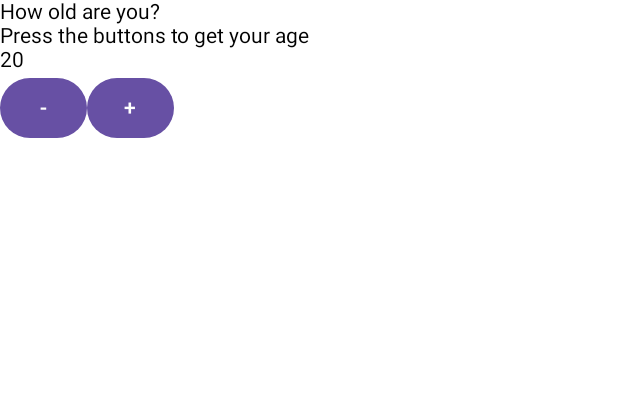
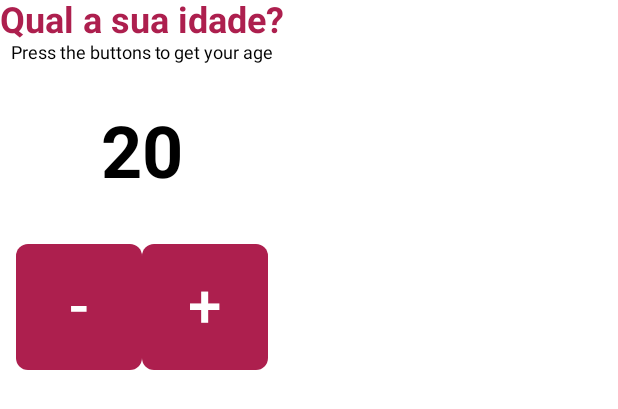
Before and after one commit to GabrielLibano/MyAge, an Android app built with Jetpack Compose: the @Preview function CounterScreen, on a phone screen of 412 x 824 dp. Shown: the top 409 px of the screen. Run offline under Robolectric (Android 15) with nearby library versions, the phone set to English and light mode, and no system bars.

Commit message:
Add: spaces between age

```diff
--- a/app/src/main/java/br/com/gabriellibano/myage/MainActivity.kt
+++ b/app/src/main/java/br/com/gabriellibano/myage/MainActivity.kt
@@ -3,16 +3,27 @@ package br.com.gabriellibano.myage
 import android.os.Bundle
 import androidx.activity.ComponentActivity
 import androidx.activity.compose.setContent
+import androidx.compose.foundation.layout.Arrangement
 import androidx.compose.foundation.layout.Column
 import androidx.compose.foundation.layout.Row
+import androidx.compose.foundation.layout.Spacer
 import androidx.compose.foundation.layout.fillMaxSize
+import androidx.compose.foundation.layout.height
+import androidx.compose.foundation.layout.size
+import androidx.compose.foundation.shape.RoundedCornerShape
 import androidx.compose.material3.Button
+import androidx.compose.material3.ButtonDefaults
 import androidx.compose.material3.MaterialTheme
 import androidx.compose.material3.Surface
 import androidx.compose.material3.Text
 import androidx.compose.runtime.Composable
+import androidx.compose.ui.Alignment
 import androidx.compose.ui.Modifier
+import androidx.compose.ui.graphics.Color
+import androidx.compose.ui.text.font.FontWeight
 import androidx.compose.ui.tooling.preview.Preview
+import androidx.compose.ui.unit.dp
+import androidx.compose.ui.unit.sp
 import br.com.gabriellibano.myage.ui.theme.MyageTheme
 
 class MainActivity : ComponentActivity() {
@@ -32,17 +43,53 @@ class MainActivity : ComponentActivity() {
 @Composable
 @Preview(showSystemUi = true)
 fun CounterScreen() {
-    Column() {
-        Text(text = "How old are you?")
-        Text(text = "Press the buttons to get your age")
-        Text(text = "20")
+    Column(
+        horizontalAlignment = Alignment.CenterHorizontally,
+        verticalArrangement = Arrangement.Center
+    ) {
+        Text(
+            text = "Qual a sua idade?",
+            fontSize = 24.sp,
+            color = Color(0xFFAD1F4E),
+            fontWeight = FontWeight.Bold
+        )
+        Text(
+            text = "Press the buttons to get your age",
+            fontSize = 12.sp
+        )
+
+        Spacer(modifier = Modifier.height(32.dp))
+
+        Text(
+            text = "20",
+            fontSize = 48.sp,
+            fontWeight = FontWeight.Bold
+        )
+
+        Spacer(modifier = Modifier.height(32.dp))
 
         Row() {
-            Button(onClick = {}) {
-                Text(text = "-")
+            Button(onClick = {},
+                modifier = Modifier.size(84.dp),
+                shape = RoundedCornerShape(8.dp),
+                colors = ButtonDefaults.buttonColors(Color(0xFFAD1F4E)),
+                ) {
+
+                Text(
+                    text = "-",
+                    fontSize = 40.sp
+                )
             }
-            Button(onClick = {}) {
-                Text(text = "+")
+            Button(onClick = {},
+                modifier = Modifier.size(84.dp),
+                shape = RoundedCornerShape(8.dp),
+                colors = ButtonDefaults.buttonColors(Color(0xFFAD1F4E)),
+                ) {
+
+                Text(
+                    text = "+",
+                    fontSize = 40.sp
+                )
             }
         }
     }
```
